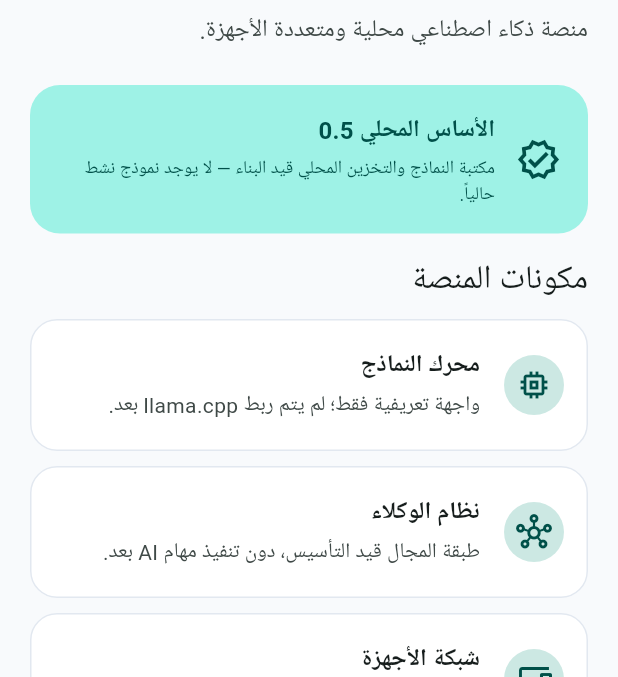
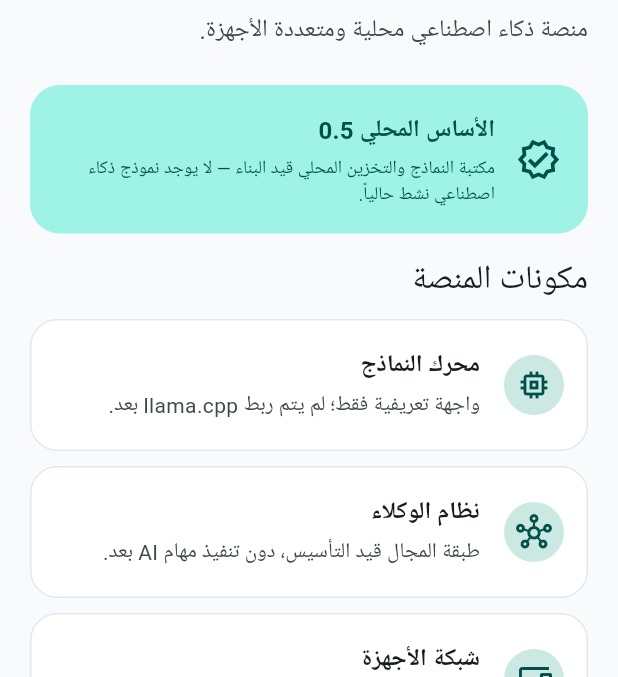
Before and after one commit to wwwhalaahlalkher7-creator/NEXUS-AI, a Flutter app: the screen it shows after launch, on a phone screen of 412 x 824 dp, the part 170-847 px from its top. Run offline on Flutter 3.47's test engine with Material 3 defaults, Android fonts, the phone set to English and light mode, and no system bars; our stand-ins replace sqflite; accounts and stored records are empty; Roboto replaces fonts that are missing (NotoSansArabic).

Commit message:
Alpha V0.4

```diff
--- a/lib/src/features/dashboard/dashboard_page.dart
+++ b/lib/src/features/dashboard/dashboard_page.dart
@@ -85,7 +85,7 @@ class _StatusCard extends StatelessWidget {
                 ),
                 const SizedBox(height: 4),
                 Text(
-                  'مكتبة النماذج والتخزين المحلي قيد البناء — لا يوجد نموذج نشط حالياً.',
+                  'مكتبة النماذج والتخزين المحلي قيد البناء — لا يوجد نموذج ذكاء اصطناعي نشط حالياً.',
                   style: Theme.of(context).textTheme.bodySmall?.copyWith(
                         color: scheme.onPrimaryContainer,
                       ),
```
